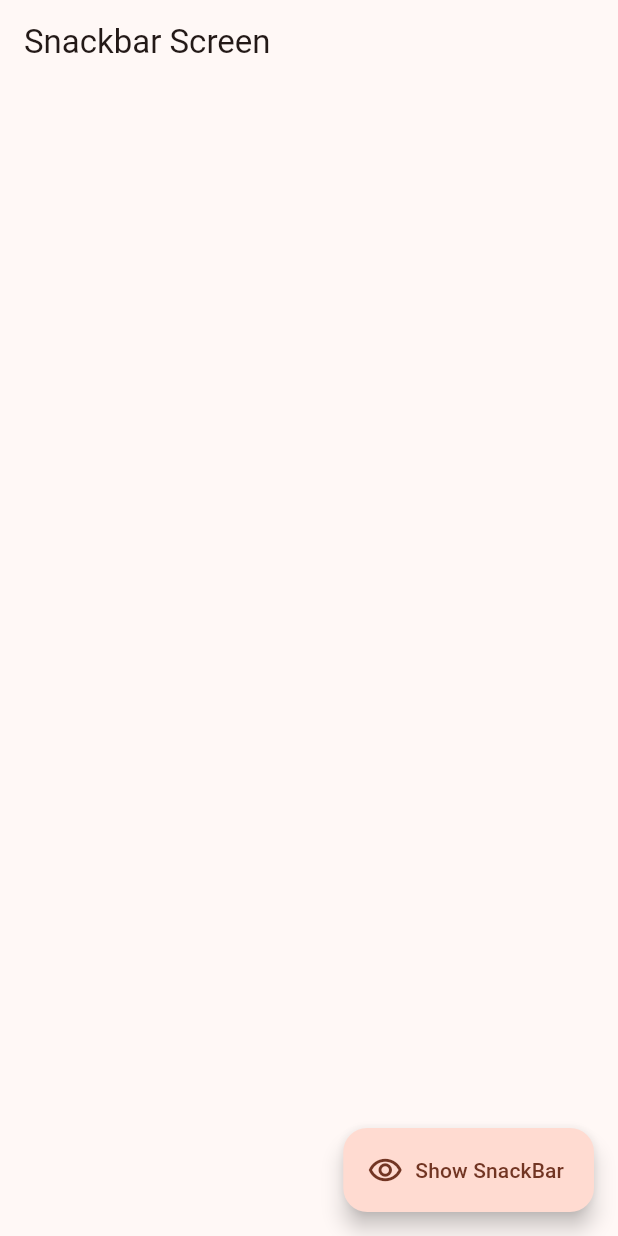
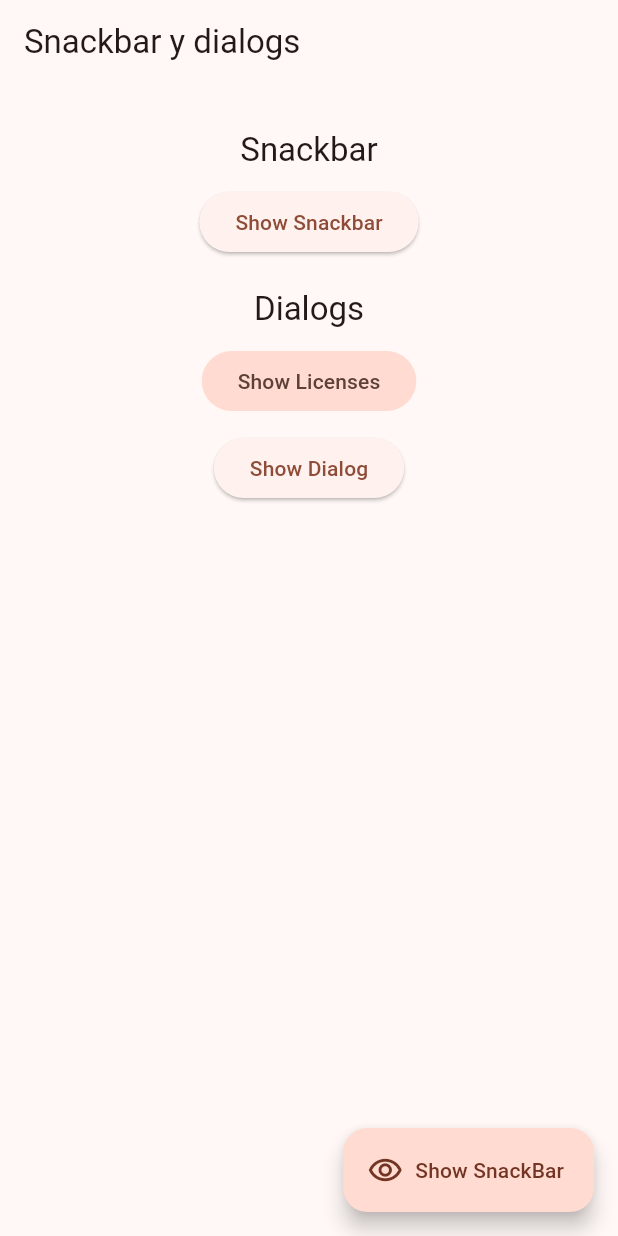
Before and after one commit to DaisyGeraldine/widgets_app, a Flutter app: the SnackBarScreen screen opened by its route, on a phone screen of 412 x 824 dp. Run offline on Flutter 3.47's test engine with Material 2 defaults, Android fonts, the phone set to English and light mode, and no system bars; our stand-ins replace go_router.

Commit message:
dialog terminate

```diff
--- a/lib/presentation/screens/snackbar/snackbar_screen.dart
+++ b/lib/presentation/screens/snackbar/snackbar_screen.dart
@@ -25,12 +25,114 @@ class SnackBarScreen extends StatelessWidget {
 
   }
 
+  void openDialog (BuildContext context) {
+    showDialog(
+      context: context,
+      barrierDismissible: false,
+      builder: (context) {
+        return AlertDialog(
+          title: const Text('You are sure you want to open this dialog?'),
+          content: const Text('Dialog Content is available at https and will be available at http in the future.'),
+          actions: [
+            TextButton(
+              onPressed: () {
+                Navigator.of(context).pop();
+              },
+              child: const Text('Cancel'),
+            ),
+
+            TextButton(
+              onPressed: () {
+                Navigator.of(context).pop();
+              },
+              child: const Text('Acept'),
+            ),
+          ],
+        );
+      },
+    );
+  }
+
   @override
   Widget build(BuildContext context) {
 
     return Scaffold(
       appBar: AppBar(
-        title: const Text('Snackbar Screen'),
+        title: const Text('Snackbar y dialogs'),
+      ),
+
+      body: Center(
+        child: Column(
+          children: [
+            SizedBox(
+              height: 30,
+            ),
+            Text(
+              'Snackbar',
+              style: Theme.of(context).textTheme.headline6,
+            ),
+            SizedBox(
+              height: 10,
+            ),
+            ElevatedButton(
+              onPressed: () {
+                showCustomSnackbar(context);
+              },
+              child: const Text('Show Snackbar'),
+            ),
+            SizedBox(
+              height: 20,
+            ),
+            Text(
+              'Dialogs',
+              style: Theme.of(context).textTheme.headline6,
+            ),
+            SizedBox(
+              height: 10,
+            ),
+            FilledButton.tonal(
+              onPressed: () {
+                showAboutDialog(
+                  context: context,
+                  applicationIcon: const FlutterLogo(),
+                  applicationName: 'Flutter Demo',
+                  applicationVersion: '1.0.0',
+                  applicationLegalese: '© 2021 The Flutter Team',
+                  children: [
+                    const Text('This is a demo app for the Flutter framework.'),
+                  ],
+                );
+              },
+              child: const Text('Show Licenses'),
+            ),
+            SizedBox(
+              height: 10,
+            ),
+            ElevatedButton(
+              onPressed: () {
+                openDialog(context);
+                // showDialog(
+                //   context: context,
+                //   builder: (context) {
+                //     return AlertDialog(
+                //       title: const Text('Dialog Title'),
+                //       content: const Text('Dialog Content'),
+                //       actions: [
+                //         TextButton(
+                //           onPressed: () {
+                //             Navigator.of(context).pop();
+                //           },
+                //           child: const Text('Close'),
+                //         ),
+                //       ],
+                //     );
+                //   },
+                // );
+              },
+              child: const Text('Show Dialog'),
+            ),
+          ],
+        ),
       ),
 
       floatingActionButton: FloatingActionButton.extended(
```
